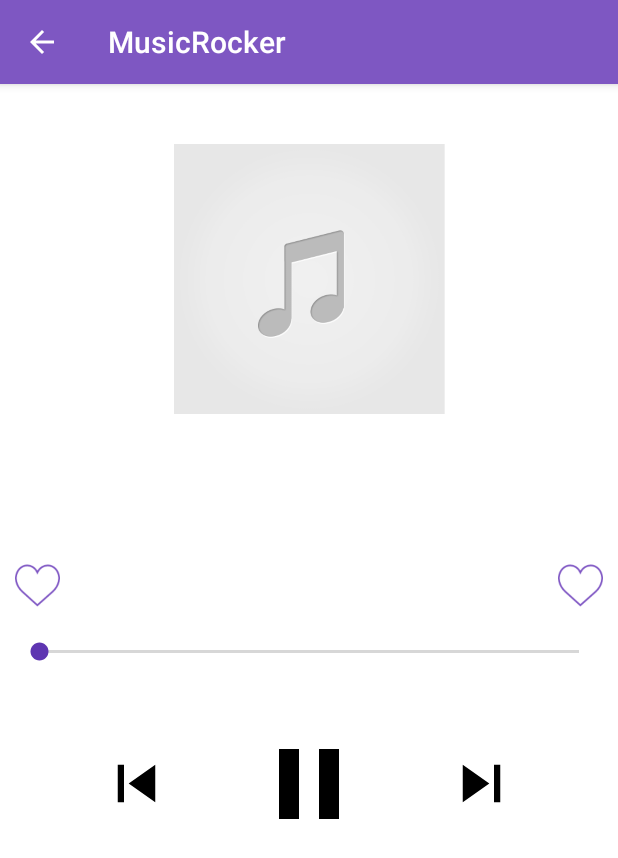
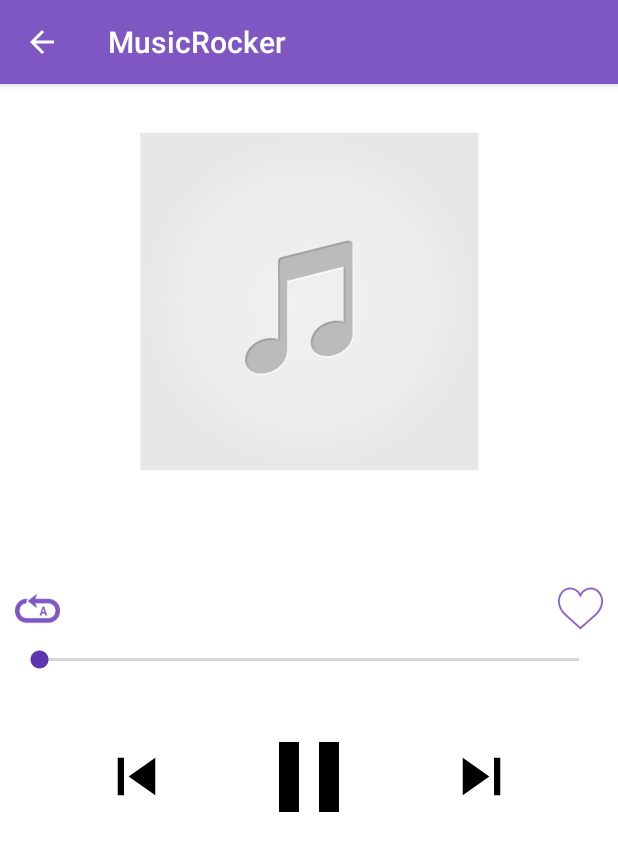
Before and after one commit to shangeethsivan/MusicRocker, an Android app: the PlayerActivity screen opened directly, with no data from a screen before it, on a phone screen of 412 x 824 dp. Shown: the top 858 px of the screen. Run offline under Robolectric (Android 15) with nearby library versions, the phone set to English and light mode, and no system bars; our stand-ins replace Picasso; 1 statement that could not run was skipped.

```diff
--- a/app/src/main/java/com/shangeeth/musicrocker/ui/PlayerActivity.java
+++ b/app/src/main/java/com/shangeeth/musicrocker/ui/PlayerActivity.java
@@ -312,5 +312,6 @@ public class PlayerActivity extends AppCompatActivity {
     public void onBackPressed() {
         setResult(RESULT_CODE, new Intent().putExtra(getString(R.string.is_data_changed), mDataChanged));
         finish();
+        overridePendingTransition(R.anim.scale_up,R.anim.to_right);
     }
 }
--- a/app/src/main/res/layout/activity_player.xml
+++ b/app/src/main/res/layout/activity_player.xml
@@ -10,17 +10,17 @@
 
     <ImageView
         android:id="@+id/album_iv"
-        android:layout_width="200dp"
-        android:layout_height="200dp"
+        android:layout_width="match_parent"
+        android:layout_height="250dp"
         android:layout_gravity="center"
-        android:layout_marginTop="30dp"
+        android:layout_marginTop="20dp"
         android:src="@drawable/placeholder" />
 
     <TextView
         android:id="@+id/title_tv"
         android:layout_width="match_parent"
         android:layout_height="wrap_content"
-        android:layout_marginTop="30dp"
+        android:layout_marginTop="10dp"
         android:ellipsize="end"
         android:gravity="center"
         android:lines="1"
@@ -42,14 +42,14 @@
         android:layout_height="wrap_content"
         android:layout_marginLeft="10dp"
         android:layout_marginRight="10dp"
-        android:layout_marginTop="10dp">
+        android:layout_marginTop="5dp">
 
         <ImageView
             android:id="@+id/loop_iv"
             android:layout_width="30dp"
             android:layout_height="30dp"
             android:layout_gravity="center"
-            android:src="@drawable/fav_u" />
+            android:src="@drawable/loop_all" />
 
         <ImageView
             android:id="@+id/fav_iv"
@@ -67,7 +67,7 @@
         android:layout_height="wrap_content"
         android:layout_marginLeft="10dp"
         android:layout_marginRight="10dp"
-        android:layout_marginTop="20dp" />
+        android:layout_marginTop="10dp" />
 
     <RelativeLayout
         android:layout_width="match_parent"
@@ -96,7 +96,7 @@
         android:layout_height="wrap_content"
         android:layout_marginLeft="10dp"
         android:layout_marginRight="10dp"
-        android:layout_marginTop="20dp"
+        android:layout_marginTop="10dp"
         android:gravity="center"
         android:orientation="horizontal">
 
```
Also changed, not shown: app/src/main/java/com/shangeeth/musicrocker/services/SongPlayerService.java (+3 -16 lines), app/src/main/java/com/shangeeth/musicrocker/ui/SongsListActivity.java (+35 -9 lines).
